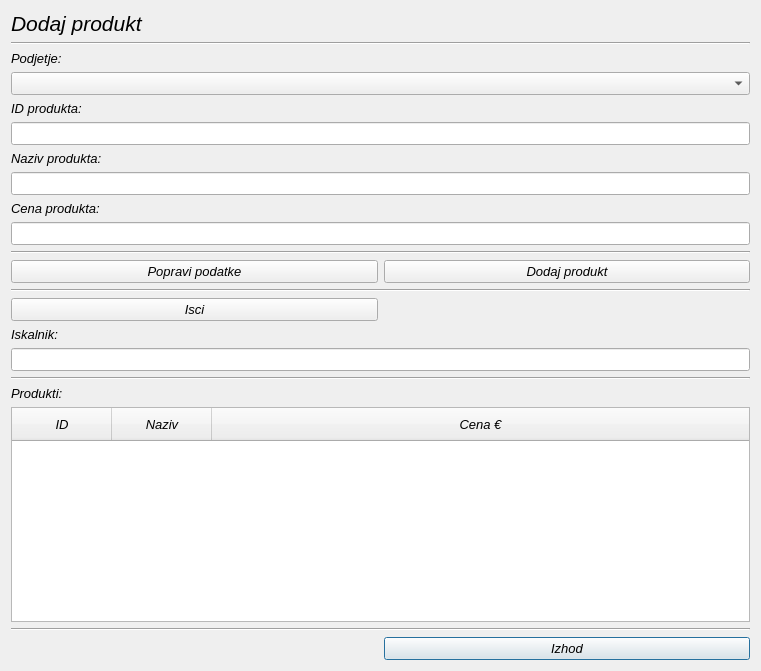
Above: dodajprodukt.ui from MaxMaxy/racun before the change. Below: the same form after it.
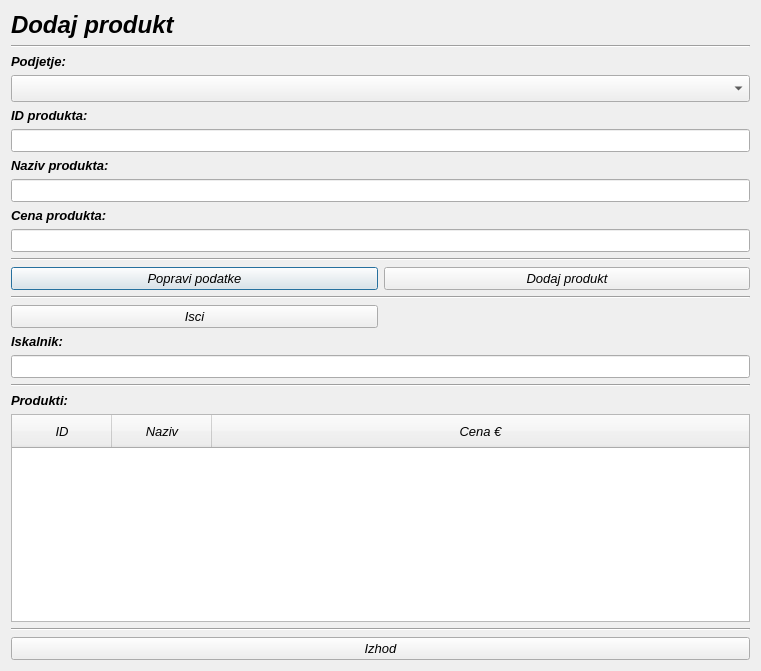
That is the form after the change.

Diff of the .ui file:
```diff
--- a/dodajprodukt.ui
+++ b/dodajprodukt.ui
@@ -21,25 +21,12 @@
    <string>Dialog</string>
   </property>
   <layout class="QGridLayout" name="gridLayout">
-   <item row="24" column="1">
-    <widget class="QPushButton" name="pushButton">
-     <property name="font">
-      <font>
-       <family>MS Sans Serif</family>
-       <italic>true</italic>
-      </font>
-     </property>
-     <property name="text">
-      <string>Izhod</string>
-     </property>
-    </widget>
-   </item>
    <item row="4" column="0" colspan="2">
     <widget class="QComboBox" name="comboBox_podjetje">
      <property name="font">
       <font>
        <family>MS Sans Serif</family>
-       <pointsize>10</pointsize>
+       <pointsize>12</pointsize>
        <italic>true</italic>
       </font>
      </property>
@@ -50,8 +37,10 @@
      <property name="font">
       <font>
        <family>MS Sans Serif</family>
-       <pointsize>16</pointsize>
+       <pointsize>18</pointsize>
+       <weight>75</weight>
        <italic>true</italic>
+       <bold>true</bold>
       </font>
      </property>
      <property name="text">
@@ -64,7 +53,9 @@
      <property name="font">
       <font>
        <family>MS Sans Serif</family>
+       <weight>75</weight>
        <italic>true</italic>
+       <bold>true</bold>
       </font>
      </property>
      <property name="text">
@@ -80,7 +71,9 @@
      <property name="font">
       <font>
        <family>MS Sans Serif</family>
+       <weight>75</weight>
        <italic>true</italic>
+       <bold>true</bold>
       </font>
      </property>
      <property name="text">
@@ -96,7 +89,9 @@
      <property name="font">
       <font>
        <family>MS Sans Serif</family>
+       <weight>75</weight>
        <italic>true</italic>
+       <bold>true</bold>
       </font>
      </property>
      <property name="text">
@@ -245,7 +240,9 @@
      <property name="font">
       <font>
        <family>MS Sans Serif</family>
+       <weight>75</weight>
        <italic>true</italic>
+       <bold>true</bold>
       </font>
      </property>
      <property name="text">
@@ -283,7 +280,9 @@
      <property name="font">
       <font>
        <family>MS Sans Serif</family>
+       <weight>75</weight>
        <italic>true</italic>
+       <bold>true</bold>
       </font>
      </property>
      <property name="text">
@@ -299,7 +298,9 @@
      <property name="font">
       <font>
        <family>MS Sans Serif</family>
+       <weight>75</weight>
        <italic>true</italic>
+       <bold>true</bold>
       </font>
      </property>
      <property name="text">
@@ -359,6 +360,19 @@
      </property>
     </widget>
    </item>
+   <item row="24" column="0" colspan="2">
+    <widget class="QPushButton" name="pushButton">
+     <property name="font">
+      <font>
+       <family>MS Sans Serif</family>
+       <italic>true</italic>
+      </font>
+     </property>
+     <property name="text">
+      <string>Izhod</string>
+     </property>
+    </widget>
+   </item>
   </layout>
  </widget>
  <tabstops>
```
